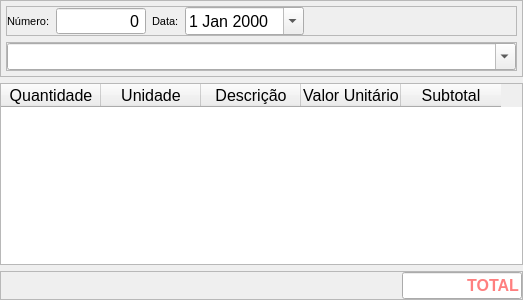
The window that bkframe.ui (leidensj/BKVale) describes before a commit, drawn with Qt 5.
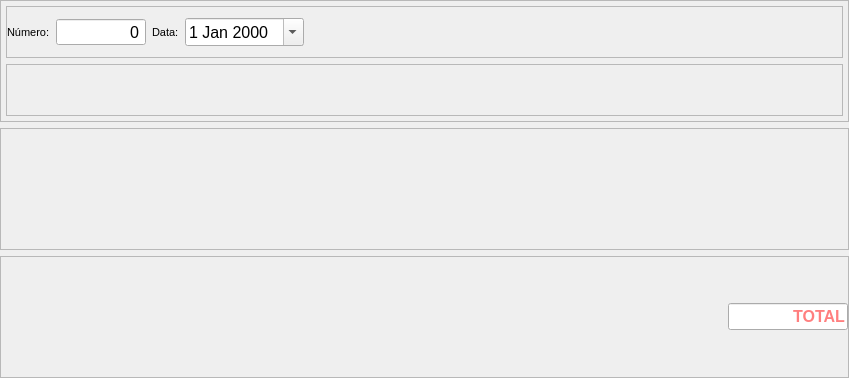
The same window after the commit.

The edit to the form file:
```diff
--- a/bkframe.ui
+++ b/bkframe.ui
@@ -6,8 +6,8 @@
    <rect>
     <x>0</x>
     <y>0</y>
-    <width>523</width>
-    <height>300</height>
+    <width>849</width>
+    <height>378</height>
    </rect>
   </property>
   <property name="windowTitle">
@@ -212,32 +212,6 @@
          <property name="bottomMargin">
           <number>0</number>
          </property>
-         <item>
-          <widget class="QComboBox" name="supplier">
-           <property name="sizePolicy">
-            <sizepolicy hsizetype="Expanding" vsizetype="Fixed">
-             <horstretch>0</horstretch>
-             <verstretch>0</verstretch>
-            </sizepolicy>
-           </property>
-           <property name="font">
-            <font>
-             <pointsize>12</pointsize>
-             <weight>75</weight>
-             <bold>true</bold>
-            </font>
-           </property>
-           <property name="editable">
-            <bool>true</bool>
-           </property>
-           <property name="insertPolicy">
-            <enum>QComboBox::InsertAtTop</enum>
-           </property>
-           <property name="frame">
-            <bool>true</bool>
-           </property>
-          </widget>
-         </item>
         </layout>
        </widget>
       </item>
@@ -245,73 +219,27 @@
     </widget>
    </item>
    <item>
-    <widget class="QTableWidget" name="table">
-     <property name="font">
-      <font>
-       <pointsize>12</pointsize>
-      </font>
+    <widget class="QFrame" name="frameTable">
+     <property name="frameShape">
+      <enum>QFrame::StyledPanel</enum>
      </property>
-     <property name="alternatingRowColors">
-      <bool>false</bool>
+     <property name="frameShadow">
+      <enum>QFrame::Raised</enum>
      </property>
-     <property name="selectionMode">
-      <enum>QAbstractItemView::SingleSelection</enum>
-     </property>
-     <property name="verticalScrollMode">
-      <enum>QAbstractItemView::ScrollPerPixel</enum>
-     </property>
-     <property name="horizontalScrollMode">
-      <enum>QAbstractItemView::ScrollPerPixel</enum>
-     </property>
-     <property name="cornerButtonEnabled">
-      <bool>true</bool>
-     </property>
-     <property name="rowCount">
-      <number>0</number>
-     </property>
-     <attribute name="horizontalHeaderHighlightSections">
-      <bool>false</bool>
-     </attribute>
-     <attribute name="horizontalHeaderMinimumSectionSize">
-      <number>100</number>
-     </attribute>
-     <attribute name="verticalHeaderVisible">
-      <bool>false</bool>
-     </attribute>
-     <attribute name="verticalHeaderDefaultSectionSize">
-      <number>24</number>
-     </attribute>
-     <attribute name="verticalHeaderHighlightSections">
-      <bool>false</bool>
-     </attribute>
-     <attribute name="verticalHeaderMinimumSectionSize">
-      <number>40</number>
-     </attribute>
-     <column>
-      <property name="text">
-       <string>Quantidade</string>
+     <layout class="QVBoxLayout" name="verticalLayout_3">
+      <property name="leftMargin">
+       <number>0</number>
       </property>
-     </column>
-     <column>
-      <property name="text">
-       <string>Unidade</string>
+      <property name="topMargin">
+       <number>0</number>
       </property>
-     </column>
-     <column>
-      <property name="text">
-       <string>Descrição</string>
+      <property name="rightMargin">
+       <number>0</number>
       </property>
-     </column>
-     <column>
-      <property name="text">
-       <string>Valor Unitário</string>
+      <property name="bottomMargin">
+       <number>0</number>
       </property>
-     </column>
-     <column>
-      <property name="text">
-       <string>Subtotal</string>
-      </property>
-     </column>
+     </layout>
     </widget>
    </item>
    <item>
```
Left out of the diff: 6 changed lines with no effect on the pictures.
